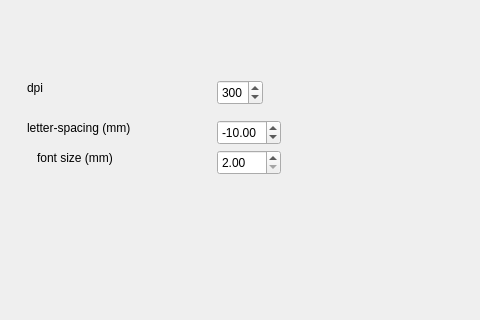
Before: the Qt Designer form preferencesdialog.ui in aizenbit/Scribbler, drawn with Qt 5; both pictures show x 333 to 813 and y 0 to 320 of the 930 by 588 pixel window.
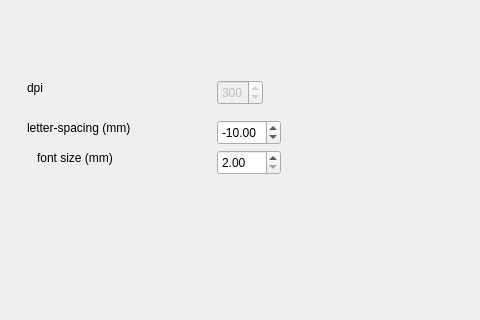
After: the same form once the commit is applied.

The edit to the form file:
```diff
--- a/preferencesdialog.ui
+++ b/preferencesdialog.ui
@@ -30,6 +30,9 @@
    </property>
   </widget>
   <widget class="QSpinBox" name="dpiSpinBox">
+   <property name="enabled">
+    <bool>false</bool>
+   </property>
    <property name="geometry">
     <rect>
      <x>550</x>
```
